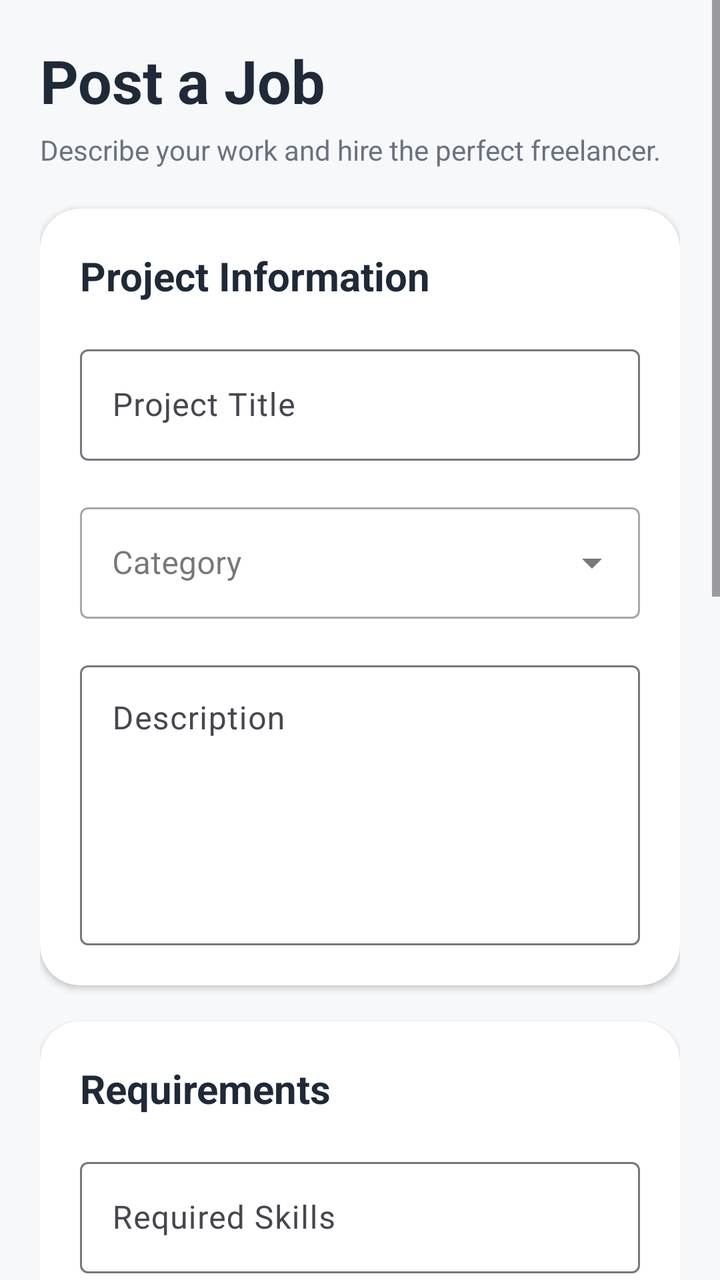
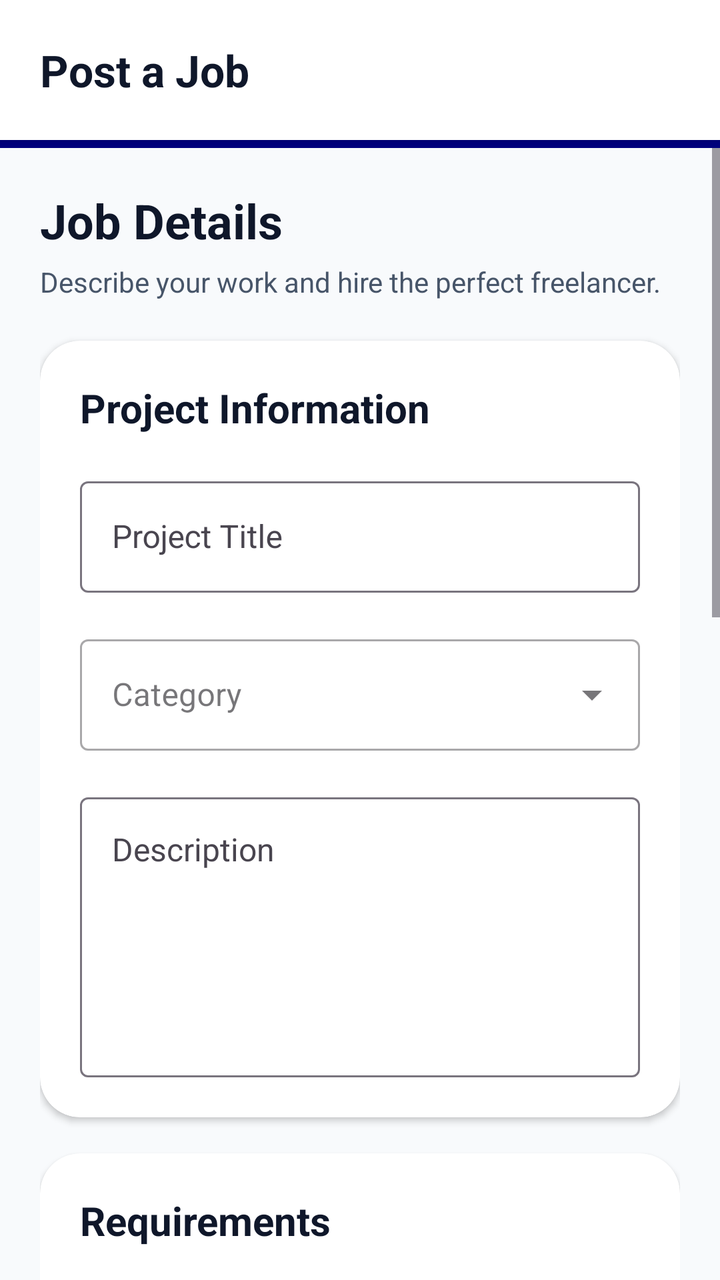

Two renders of the same Android screen: before a commit and after it. Below are the layout's source before the change and the commit's diff.
<!-- AndroidManifest.xml: application theme Theme.MiniJobHunt -->
<!-- res/layout/fragment_client_task_posting.xml -->
<?xml version="1.0" encoding="utf-8"?>
<ScrollView xmlns:android="http://schemas.android.com/apk/res/android"
    xmlns:app="http://schemas.android.com/apk/res-auto"
    android:layout_width="match_parent"
    android:layout_height="match_parent"
    android:background="@color/background"
    android:fillViewport="true">

    <LinearLayout
        android:layout_width="match_parent"
        android:layout_height="wrap_content"
        android:orientation="vertical"
        android:padding="20dp">

        

        <TextView
            android:layout_width="wrap_content"
            android:layout_height="wrap_content"
            android:text="Post a Job"
            android:textSize="30sp"
            android:textStyle="bold"
            android:textColor="@color/text_primary"/>

        <TextView
            android:layout_width="wrap_content"
            android:layout_height="wrap_content"
            android:layout_marginTop="5dp"
            android:text="Describe your work and hire the perfect freelancer."
            android:textColor="@color/text_secondary"/>

        

        <androidx.cardview.widget.CardView
            android:layout_width="match_parent"
            android:layout_height="wrap_content"
            android:layout_marginTop="20dp"
            app:cardCornerRadius="20dp"
            app:cardBackgroundColor="@color/surface">

            <LinearLayout
                android:layout_width="match_parent"
                android:layout_height="wrap_content"
                android:orientation="vertical"
                android:padding="20dp">

                <TextView
                    android:layout_width="wrap_content"
                    android:layout_height="wrap_content"
                    android:text="Project Information"
                    android:textStyle="bold"
                    android:textSize="20sp"
                    android:textColor="@color/text_primary"/>

                

                <com.google.android.material.textfield.TextInputLayout
                    android:layout_width="match_parent"
                    android:layout_height="wrap_content"
                    android:layout_marginTop="18dp"
                    android:hint="Project Title"
                    app:boxBackgroundMode="outline">

                    <com.google.android.material.textfield.TextInputEditText
                        android:id="@+id/etTitle"
                        android:layout_width="match_parent"
                        android:layout_height="wrap_content"/>

                </com.google.android.material.textfield.TextInputLayout>

                

                <com.google.android.material.textfield.TextInputLayout
                    style="@style/Widget.MaterialComponents.TextInputLayout.OutlinedBox.ExposedDropdownMenu"
                    android:layout_width="match_parent"
                    android:layout_height="wrap_content"
                    android:layout_marginTop="18dp"
                    android:hint="Category">

                    <AutoCompleteTextView
                        android:id="@+id/actCategory"
                        android:layout_width="match_parent"
                        android:layout_height="wrap_content"
                        android:inputType="none"/>

                </com.google.android.material.textfield.TextInputLayout>

                

                <com.google.android.material.textfield.TextInputLayout
                    android:layout_width="match_parent"
                    android:layout_height="wrap_content"
                    android:layout_marginTop="18dp"
                    android:hint="Description"
                    app:boxBackgroundMode="outline">

                    <com.google.android.material.textfield.TextInputEditText
                        android:id="@+id/etDescription"
                        android:layout_width="match_parent"
                        android:layout_height="140dp"
                        android:gravity="top"
                        android:inputType="textMultiLine"/>

                </com.google.android.material.textfield.TextInputLayout>

            </LinearLayout>

        </androidx.cardview.widget.CardView>

        

        <androidx.cardview.widget.CardView
            android:layout_width="match_parent"
            android:layout_height="wrap_content"
            android:layout_marginTop="18dp"
            app:cardCornerRadius="20dp"
            app:cardBackgroundColor="@color/surface">

            <LinearLayout
                android:layout_width="match_parent"
                android:layout_height="wrap_content"
                android:orientation="vertical"
                android:padding="20dp">

                <TextView
                    android:layout_width="wrap_content"
                    android:layout_height="wrap_content"
                    android:text="Requirements"
                    android:textStyle="bold"
                    android:textSize="20sp"
                    android:textColor="@color/text_primary"/>

                <com.google.android.material.textfield.TextInputLayout
                    android:layout_width="match_parent"
                    android:layout_height="wrap_content"
                    android:layout_marginTop="18dp"
                    android:hint="Required Skills"
                    app:boxBackgroundMode="outline">

                    <com.google.android.material.textfield.TextInputEditText
                        android:id="@+id/etSkills"
                        android:layout_width="match_parent"
                        android:layout_height="wrap_content"/>

                </com.google.android.material.textfield.TextInputLayout>

                <com.google.android.material.textfield.TextInputLayout
                    android:layout_width="match_parent"
                    android:layout_height="wrap_content"
                    android:layout_marginTop="18dp"
                    android:hint="Minimum Experience"
                    app:boxBackgroundMode="outline">

                    <com.google.android.material.textfield.TextInputEditText
                        android:id="@+id/etExperience"
                        android:layout_width="match_parent"
                        android:layout_height="wrap_content"/>

                </com.google.android.material.textfield.TextInputLayout>

            </LinearLayout>

        </androidx.cardview.widget.CardView>

        

        <androidx.cardview.widget.CardView
            android:layout_width="match_parent"
            android:layout_height="wrap_content"
            android:layout_marginTop="18dp"
            app:cardCornerRadius="20dp"
            app:cardBackgroundColor="@color/surface">

            <LinearLayout
                android:layout_width="match_parent"
                android:layout_height="wrap_content"
                android:orientation="vertical"
                android:padding="20dp">

                <TextView
                    android:layout_width="wrap_content"
                    android:layout_height="wrap_content"
                    android:text="Budget &amp; Deadline"
                    android:textStyle="bold"
                    android:textSize="20sp"
                    android:textColor="@color/text_primary"/>

                <com.google.android.material.textfield.TextInputLayout
                    android:layout_width="match_parent"
                    android:layout_height="wrap_content"
                    android:layout_marginTop="18dp"
                    android:hint="Budget (Rs.)"
                    app:boxBackgroundMode="outline">

                    <com.google.android.material.textfield.TextInputEditText
                        android:id="@+id/etBudget"
                        android:layout_width="match_parent"
                        android:layout_height="wrap_content"
                        android:inputType="number"/>

                </com.google.android.material.textfield.TextInputLayout>

                <com.google.android.material.textfield.TextInputLayout
                    android:layout_width="match_parent"
                    android:layout_height="wrap_content"
                    android:layout_marginTop="18dp"
                    android:hint="Deadline"
                    app:boxBackgroundMode="outline">

                    <com.google.android.material.textfield.TextInputEditText
                        android:id="@+id/etDeadline"
                        android:layout_width="match_parent"
                        android:layout_height="wrap_content"
                        android:focusable="false"
                        android:clickable="true"/>

                </com.google.android.material.textfield.TextInputLayout>

            </LinearLayout>

        </androidx.cardview.widget.CardView>

        

        <androidx.cardview.widget.CardView
            android:layout_width="match_parent"
            android:layout_height="wrap_content"
            android:layout_marginTop="18dp"
            app:cardCornerRadius="20dp"
            app:cardBackgroundColor="@color/primary_light">

            <LinearLayout
                android:layout_width="match_parent"
                android:layout_height="wrap_content"
                android:orientation="vertical"
                android:padding="18dp">

                <TextView
                    android:layout_width="wrap_content"
                    android:layout_height="wrap_content"
                    android:text="Tips"
                    android:textStyle="bold"
                    android:textColor="@color/primary"
                    android:textSize="18sp"/>

                <TextView
                    android:layout_width="match_parent"
                    android:layout_height="wrap_content"
                    android:layout_marginTop="10dp"
                    android:text="• Give a clear title.\n• Explain the project in detail.\n• Mention the required skills.\n• Set a reasonable budget.\n• Choose an achievable deadline."
                    android:textColor="@color/text_secondary"/>

            </LinearLayout>

        </androidx.cardview.widget.CardView>

        

        <Button
            android:id="@+id/btnPostJob"
            android:layout_width="match_parent"
            android:layout_height="56dp"
            android:layout_marginTop="25dp"
            android:text="Post Job"
            android:textStyle="bold"
            android:textAllCaps="false"
            android:textColor="@color/white"
            android:backgroundTint="@color/primary"/>

        <Space
            android:layout_width="match_parent"
            android:layout_height="120dp"/>

    </LinearLayout>

</ScrollView>
<!-- resources referenced by this layout -->
<resources>
  <color name="background">#FFF7F8FA</color>
  <color name="primary">#FF14A800</color>
  <color name="primary_light">#FFE8F5E4</color>
  <color name="surface">#FFFFFFFF</color>
  <color name="text_primary">#FF1F2937</color>
  <color name="text_secondary">#FF6B7280</color>
  <color name="white">#FFFFFFFF</color>
  <style name="Theme.MiniJobHunt" parent="Base.Theme.MiniJobHunt" />
  <style name="Base.Theme.MiniJobHunt" parent="Theme.Material3.DayNight.NoActionBar">
          
          
      </style>
</resources>

<!-- the commit's change to res/layout/fragment_client_task_posting.xml (unified diff, before → after) -->
@@ -1,26 +1,60 @@
 <?xml version="1.0" encoding="utf-8"?>
-<ScrollView xmlns:android="http://schemas.android.com/apk/res/android"
+<LinearLayout xmlns:android="http://schemas.android.com/apk/res/android"
     xmlns:app="http://schemas.android.com/apk/res-auto"
     android:layout_width="match_parent"
     android:layout_height="match_parent"
-    android:background="@color/background"
-    android:fillViewport="true">
-
+    android:orientation="vertical"
+    android:background="@color/background">
+
+    
     <LinearLayout
         android:layout_width="match_parent"
         android:layout_height="wrap_content"
-        android:orientation="vertical"
-        android:padding="20dp">
-
-        
-
-        <TextView
-            android:layout_width="wrap_content"
-            android:layout_height="wrap_content"
-            android:text="Post a Job"
-            android:textSize="30sp"
-            android:textStyle="bold"
-            android:textColor="@color/text_primary"/>
+        android:orientation="vertical">
+
+        <RelativeLayout
+            android:layout_width="match_parent"
+            android:layout_height="70dp"
+            android:background="@color/surface"
+            android:elevation="4dp"
+            android:paddingHorizontal="20dp">
+
+            <TextView
+                android:layout_width="wrap_content"
+                android:layout_height="wrap_content"
+                android:layout_centerVertical="true"
+                android:text="Post a Job"
+                android:textColor="@color/text_primary"
+                android:textSize="22sp"
+                android:textStyle="bold" />
+
+        </RelativeLayout>
+
+        <View
+            android:layout_width="match_parent"
+            android:layout_height="4dp"
+            android:background="@color/primary" />
+    </LinearLayout>
+
+    <ScrollView
+        android:layout_width="match_parent"
+        android:layout_height="match_parent"
+        android:fillViewport="true">
+
+        <LinearLayout
+            android:layout_width="match_parent"
+            android:layout_height="wrap_content"
+            android:orientation="vertical"
+            android:padding="20dp">
+
+            
+            <TextView
+                android:layout_width="wrap_content"
+                android:layout_height="wrap_content"
+                android:text="Job Details"
+                android:textSize="24sp"
+                android:textStyle="bold"
+                android:textColor="@color/text_primary"/>
 
         <TextView
             android:layout_width="wrap_content"
@@ -274,3 +308,4 @@
     </LinearLayout>
 
 </ScrollView>
+</LinearLayout>
<!-- resource entries referenced after the edit -->
@@ -1,16 +1,47 @@
 <!-- resources referenced by this layout -->
 <resources>
-  <color name="background">#FFF7F8FA</color>
-  <color name="primary">#FF14A800</color>
-  <color name="primary_light">#FFE8F5E4</color>
-  <color name="surface">#FFFFFFFF</color>
-  <color name="text_primary">#FF1F2937</color>
-  <color name="text_secondary">#FF6B7280</color>
-  <color name="white">#FFFFFFFF</color>
+  <color name="background">#F8FAFC</color>
+  <color name="primary">#000080</color>
+  <color name="primary_light">#E6E6FF</color>
+  <color name="surface">#FFFFFF</color>
+  <color name="text_primary">#0F172A</color>
+  <color name="text_secondary">#475569</color>
+  <color name="white">#FFFFFF</color>
   <style name="Theme.MiniJobHunt" parent="Base.Theme.MiniJobHunt" />
   <style name="Base.Theme.MiniJobHunt" parent="Theme.Material3.DayNight.NoActionBar">
+          <item name="colorPrimary">@color/primary</item>
+          <item name="colorOnPrimary">@color/white</item>
+          <item name="colorPrimaryContainer">@color/primary_light</item>
+          <item name="colorOnPrimaryContainer">@color/primary_dark</item>
+  
+          <item name="colorSecondary">@color/info</item>
+          <item name="colorOnSecondary">@color/white</item>
+  
+          <item name="android:windowBackground">@color/background</item>
+          <item name="android:statusBarColor">@color/background</item>
+          <item name="android:windowLightStatusBar">true</item>
+  
           
-          
+          <item name="textAppearanceHeadlineLarge">@style/AppText.HeadlineLarge</item>
+          <item name="textAppearanceTitleMedium">@style/AppText.TitleMedium</item>
+          <item name="textAppearanceBodyLarge">@style/AppText.BodyLarge</item>
+      </style>
+  <color name="primary_dark">#000066</color>
+  <color name="info">#000080</color>
+  <style name="AppText.HeadlineLarge">
+          <item name="android:textSize">30sp</item>
+          <item name="android:textStyle">bold</item>
+          <item name="android:textColor">@color/text_primary</item>
+          <item name="android:letterSpacing">-0.02</item>
+      </style>
+  <style name="AppText.TitleMedium">
+          <item name="android:textSize">18sp</item>
+          <item name="android:textStyle">bold</item>
+          <item name="android:textColor">@color/text_primary</item>
+      </style>
+  <style name="AppText.BodyLarge">
+          <item name="android:textSize">16sp</item>
+          <item name="android:textColor">@color/text_secondary</item>
       </style>
 </resources>
 
